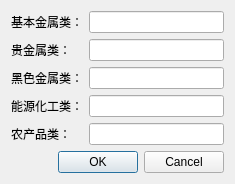
Qt form setting_riskctrlcategory.ui (ChengruiGu/CMF_Marketmaker) before a commit.
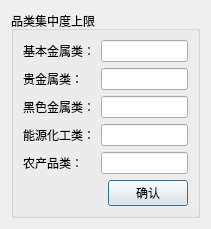
The same form after that commit.

Patch:
```diff
--- a/setting_riskctrlcategory.ui
+++ b/setting_riskctrlcategory.ui
@@ -6,13 +6,19 @@
    <rect>
     <x>0</x>
     <y>0</y>
-    <width>235</width>
-    <height>173</height>
+    <width>211</width>
+    <height>207</height>
    </rect>
   </property>
   <property name="windowTitle">
    <string>品类集中度</string>
   </property>
+  <layout class="QVBoxLayout" name="verticalLayout_2">
+   <item>
+    <widget class="QGroupBox" name="groupBox">
+     <property name="title">
+      <string>品类集中度上限</string>
+     </property>
   <layout class="QVBoxLayout" name="verticalLayout">
    <item>
     <layout class="QFormLayout" name="formLayout">
@@ -69,13 +75,30 @@
     </layout>
    </item>
    <item>
-    <widget class="QDialogButtonBox" name="buttonBox">
+       <layout class="QHBoxLayout" name="horizontalLayout">
+        <item>
+         <spacer name="horizontalSpacer">
      <property name="orientation">
       <enum>Qt::Horizontal</enum>
      </property>
-     <property name="standardButtons">
-      <set>QDialogButtonBox::Cancel|QDialogButtonBox::Ok</set>
-     </property>
+          <property name="sizeHint" stdset="0">
+           <size>
+            <width>40</width>
+            <height>20</height>
+           </size>
+          </property>
+         </spacer>
+        </item>
+        <item>
+         <widget class="QPushButton" name="pushButton">
+          <property name="text">
+           <string>确认</string>
+          </property>
+         </widget>
+        </item>
+       </layout>
+      </item>
+     </layout>
     </widget>
    </item>
   </layout>
```
Left out of the diff: 35 changed lines with no effect on the pictures. Lines whose indentation alone changed are shown as unchanged.
